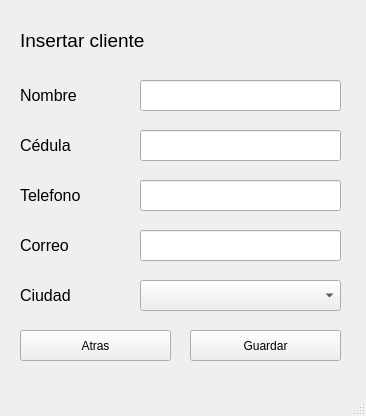
Above: AdminGUI/window_insert_client.ui from ixcastro/Progra-ED-3- before the change. Below: the same form after it.
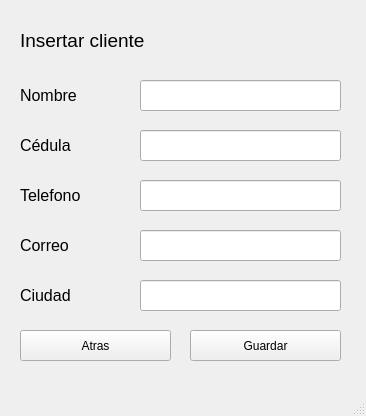
That is the form after the change.

```diff
--- a/AdminGUI/window_insert_client.ui
+++ b/AdminGUI/window_insert_client.ui
@@ -73,16 +73,6 @@
      <string>Atras</string>
     </property>
    </widget>
-   <widget class="QComboBox" name="comboBox">
-    <property name="geometry">
-     <rect>
-      <x>140</x>
-      <y>280</y>
-      <width>201</width>
-      <height>31</height>
-     </rect>
-    </property>
-   </widget>
    <widget class="QLabel" name="label_2">
     <property name="geometry">
      <rect>
@@ -198,6 +188,16 @@
      <string>Nombre</string>
     </property>
    </widget>
+   <widget class="QLineEdit" name="city">
+    <property name="geometry">
+     <rect>
+      <x>140</x>
+      <y>280</y>
+      <width>201</width>
+      <height>31</height>
+     </rect>
+    </property>
+   </widget>
   </widget>
   <widget class="QMenuBar" name="menubar">
    <property name="geometry">
```
Left out of the diff: 8 changed lines with no effect on the pictures.
